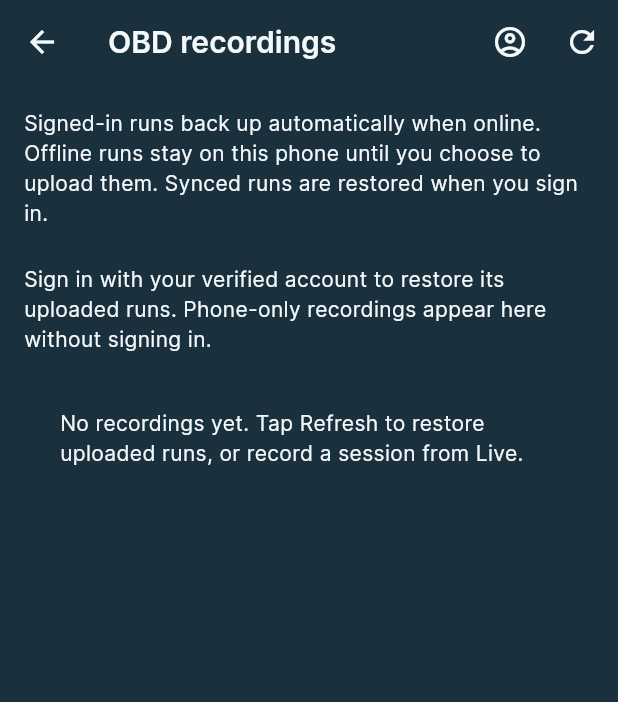
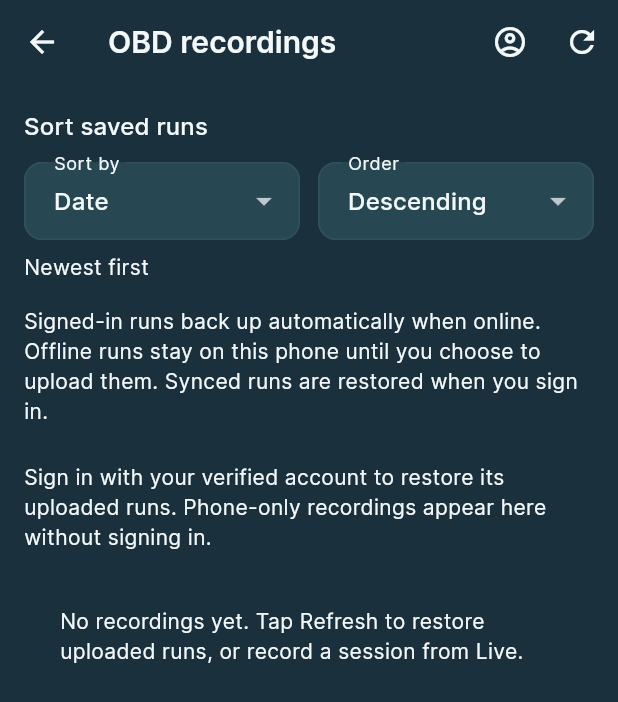
Before and after one commit to Arslan30000/autoPulse-mobile, a Flutter app: the ProfileScreen screen opened directly, after a tap on "Saved runs", on a phone screen of 412 x 824 dp. Shown: the top 702 px of the screen. Run offline on Flutter 3.47's test engine with Material 3 defaults, Android fonts, the phone set to English and light mode, and no system bars; our stand-ins replace firebase_auth, firebase_core, fl_chart, flutter_animate, percent_indicator, share_plus and 3 more; missing offline and left inert: bluetooth_serial_android, model_viewer_plus; accounts and stored records are empty.

Commit message:
feat(recordings): sort saved runs by date and duration

```diff
--- a/lib/repositories/obd_recording_repository.dart
+++ b/lib/repositories/obd_recording_repository.dart
@@ -6,6 +6,8 @@ import 'package:autopulse_ai/models/vehicle.dart';
 import 'package:autopulse_ai/services/account_service.dart';
 
 enum RecordingSyncState { local, pending, uploading, synced, failed }
+
+enum RecordingSortField { date, duration }
 
 class ObdRecording {
   final int id;
@@ -21,6 +23,13 @@ class ObdRecording {
   final int uploadedSampleId;
   final int uploadedSampleCount;
   final String? syncError;
+  Duration? get duration {
+    final end = endedAt;
+    return end == null || end.isBefore(startedAt)
+        ? null
+        : end.difference(startedAt);
+  }
+
   const ObdRecording({
     required this.id,
     required this.vehicleName,
@@ -59,6 +68,8 @@ abstract interface class RecordingStore implements ObdRecordingRepository {
     String? owner, {
     int beforeId = 0,
     int limit = 50,
+    RecordingSortField sortBy = RecordingSortField.date,
+    bool ascending = false,
   });
   Future<ObdRecording> recording(int id);
   Future<List<RecordedObdSample>> samples(
@@ -656,17 +667,56 @@ class SqliteObdRecordingRepository implements RecordingStore {
     String? owner, {
     int beforeId = 0,
     int limit = 50,
+    RecordingSortField sortBy = RecordingSortField.date,
+    bool ascending = false,
   }) async {
     _limit(limit);
-    final arguments = owner == null
-        ? <Object?>[beforeId, beforeId, limit]
-        : <Object?>[owner, beforeId, beforeId, limit];
-    final rows = await (await database).rawQuery(
-      '$_select WHERE ${owner == null ? 's.owner_id IS NULL' : '(s.owner_id IS NULL OR s.owner_id = ?)'} '
-      'AND (? = 0 OR s.id < ?) ORDER BY s.id DESC LIMIT ?',
-      arguments,
-    );
-    return rows.map(_recording).toList();
+    final visibility = owner == null
+        ? 's.owner_id IS NULL'
+        : '(s.owner_id IS NULL OR s.owner_id = ?)';
+    final ownerArguments = <Object?>[?owner];
+    // Compare actual instants, including restored timestamps with UTC offsets.
+    // Unknown/invalid durations stay last in either direction, without guessing.
+    final key = switch (sortBy) {
+      RecordingSortField.date => 'julianday(s.started_at)',
+      RecordingSortField.duration =>
+        '''CASE
+        WHEN julianday(s.ended_at) >= julianday(s.started_at)
+        THEN ROUND((julianday(s.ended_at) - julianday(s.started_at)) * 86400000)
+        ELSE NULL END''',
+    };
+    final direction = ascending ? 'ASC' : 'DESC';
+    final comparison = ascending ? '>' : '<';
+    // beforeId identifies the previous page's final row, not an ID cutoff.
+    // Keep the anchor lookup and page query in one consistent read transaction.
+    return (await database).transaction((tx) async {
+      var afterCursor = '';
+      final arguments = [...ownerArguments];
+      if (beforeId != 0) {
+        final anchor = await tx.rawQuery(
+          'SELECT $key AS sort_key FROM sessions s WHERE $visibility AND s.id = ?',
+          [...ownerArguments, beforeId],
+        );
+        if (anchor.isEmpty) return <ObdRecording>[];
+        final value = anchor.single['sort_key'];
+        if (value == null) {
+          afterCursor = 'AND ($key) IS NULL AND s.id $comparison ?';
+          arguments.add(beforeId);
+        } else {
+          afterCursor =
+              'AND (($key) IS NULL OR ($key) $comparison ? '
+              'OR (($key) = ? AND s.id $comparison ?))';
+          arguments.addAll([value, value, beforeId]);
+        }
+      }
+      arguments.add(limit);
+      final rows = await tx.rawQuery(
+        '$_select WHERE $visibility $afterCursor '
+        'ORDER BY (($key) IS NULL) ASC, ($key) $direction, s.id $direction LIMIT ?',
+        arguments,
+      );
+      return rows.map(_recording).toList();
+    });
   }
 
   @override
--- a/lib/screens/history/recordings_screen.dart
+++ b/lib/screens/history/recordings_screen.dart
@@ -45,6 +45,9 @@ class RecordingsScreen extends StatefulWidget {
 
 class _RecordingsScreenState extends State<RecordingsScreen> {
   final List<ObdRecording> _recordings = [];
+  RecordingSortField _sortBy = RecordingSortField.date;
+  bool _ascending = false;
+  int _queryVersion = 0;
   bool _loading = false;
   bool _more = true;
   bool _refreshingCloud = false;
@@ -109,6 +112,7 @@ class _RecordingsScreenState extends State<RecordingsScreen> {
       return;
     }
     final owner = AccountService.instance.userId;
+    final version = _queryVersion;
     setState(() {
       _loading = true;
       _error = null;
@@ -117,15 +121,23 @@ class _RecordingsScreenState extends State<RecordingsScreen> {
       final rows = await widget.store.listRecordings(
         owner,
         beforeId: more && _recordings.isNotEmpty ? _recordings.last.id : 0,
+        sortBy: _sortBy,
+        ascending: _ascending,
       );
-      if (!mounted || AccountService.instance.userId != owner) return;
+      if (!mounted ||
+          AccountService.instance.userId != owner ||
+          version != _queryVersion) {
+        return;
+      }
       setState(() {
         if (!more) _recordings.clear();
         _recordings.addAll(rows);
         _more = rows.length == 50;
       });
     } catch (_) {
-      if (mounted) {
+      if (mounted &&
+          version == _queryVersion &&
+          AccountService.instance.userId == owner) {
         setState(
           () => _error = 'Recordings could not be loaded. Please retry.',
         );
@@ -153,6 +165,25 @@ class _RecordingsScreenState extends State<RecordingsScreen> {
     await _load();
   }
 
+  void _changeSort({RecordingSortField? sortBy, bool? ascending}) {
+    setState(() {
+      _sortBy = sortBy ?? _sortBy;
+      _ascending = ascending ?? _ascending;
+      _queryVersion++;
+      _recordings.clear();
+      _more = true;
+      _error = null;
+    });
+    unawaited(_load());
+  }
+
+  String _durationLabel(ObdRecording run) {
+    final duration = run.duration;
+    if (duration == null) return 'Duration unavailable';
+    String two(int value) => value.toString().padLeft(2, '0');
+    return 'Duration ${two(duration.inHours)}:${two(duration.inMinutes.remainder(60))}:${two(duration.inSeconds.remainder(60))}';
+  }
+
   @override
   Widget build(BuildContext context) {
     final sync = widget.sync;
@@ -177,6 +208,73 @@ class _RecordingsScreenState extends State<RecordingsScreen> {
         child: ListView(
           padding: const EdgeInsets.all(16),
           children: [
+            Text(
+              'Sort saved runs',
+              style: Theme.of(context).textTheme.titleMedium,
+            ),
+            const SizedBox(height: 12),
+            Row(
+              children: [
+                Expanded(
+                  child: DropdownButtonFormField<RecordingSortField>(
+                    key: const ValueKey('recording-sort-field'),
+                    initialValue: _sortBy,
+                    isExpanded: true,
+                    decoration: const InputDecoration(labelText: 'Sort by'),
+                    items: const [
+                      DropdownMenuItem(
+                        value: RecordingSortField.date,
+                        child: Text('Date'),
+                      ),
+                      DropdownMenuItem(
+                        value: RecordingSortField.duration,
+                        child: Text('Duration'),
+                      ),
+                    ],
+                    onChanged: (value) {
+                      if (value != null) _changeSort(sortBy: value);
+                    },
+                  ),
+                ),
+                const SizedBox(width: 12),
+                Expanded(
+                  child: DropdownButtonFormField<bool>(
+                    key: const ValueKey('recording-sort-order'),
+                    initialValue: _ascending,
+                    isExpanded: true,
+                    decoration: const InputDecoration(labelText: 'Order'),
+                    items: const [
+                      DropdownMenuItem(
+                        value: false,
+                        child: Text(
+                          'Descending',
+                          overflow: TextOverflow.ellipsis,
+                        ),
+                      ),
+                      DropdownMenuItem(
+                        value: true,
+                        child: Text(
+                          'Ascending',
+                          overflow: TextOverflow.ellipsis,
+                        ),
+                      ),
+                    ],
+                    onChanged: (value) {
+                      if (value != null) _changeSort(ascending: value);
+                    },
+                  ),
+                ),
+              ],
+            ),
+            const SizedBox(height: 8),
+            Text(
+              _sortBy == RecordingSortField.date
+                  ? (_ascending ? 'Oldest first' : 'Newest first')
+                  : (_ascending
+                        ? 'Shortest first; unknown durations last'
+                        : 'Longest first; unknown durations last'),
+            ),
+            const SizedBox(height: 16),
             const Text(
               'Signed-in runs back up automatically when online. Offline runs stay on this phone until you choose to upload them. Synced runs are restored when you sign in.',
             ),
@@ -258,6 +356,16 @@ class _RecordingsScreenState extends State<RecordingsScreen> {
                           if (mounted) await _load();
                         },
                       ),
+                      Padding(
+                        padding: const EdgeInsets.symmetric(
+                          horizontal: 16,
+                          vertical: 4,
+                        ),
+                        child: Align(
+                          alignment: Alignment.centerLeft,
+                          child: Text(_durationLabel(recording)),
+                        ),
+                      ),
                       if (recording.syncError != null)
                         Padding(
                           padding: const EdgeInsets.all(8),
@@ -279,7 +387,7 @@ class _RecordingsScreenState extends State<RecordingsScreen> {
             if (_more && !_loading && _recordings.isNotEmpty)
               TextButton(
                 onPressed: () => _load(more: true),
-                child: const Text('Load older recordings'),
+                child: const Text('Load more recordings'),
               ),
           ],
         ),
```
Also changed, not shown: 1 other file.
